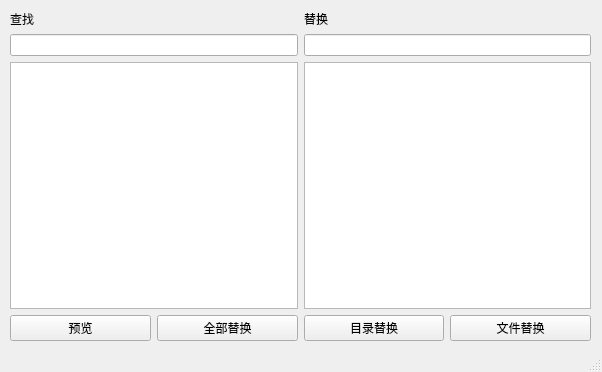
First picture: the form in design.ui, repository achieveartificialintelligence/REname, before the edit.
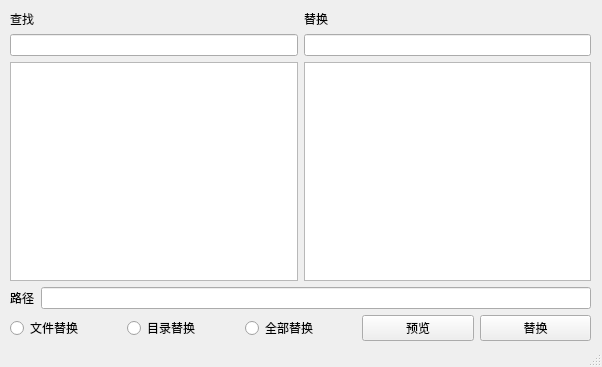
Second picture: the form after the edit.

Commit message: 代码完全重构

Diff of the .ui file:
```diff
--- a/design.ui
+++ b/design.ui
@@ -7,7 +7,7 @@
     <x>0</x>
     <y>0</y>
     <width>602</width>
-    <height>372</height>
+    <height>367</height>
    </rect>
   </property>
   <property name="windowTitle">
@@ -62,8 +62,43 @@
        </item>
       </layout>
      </item>
+     <item>
+      <layout class="QHBoxLayout" name="horizontalLayout_3">
+       <item>
+        <widget class="QLabel" name="label">
+         <property name="text">
+          <string>路径</string>
+         </property>
+        </widget>
+       </item>
+       <item>
+        <widget class="QLineEdit" name="lineEditLuJing"/>
+       </item>
+      </layout>
+     </item>
      <item>
       <layout class="QHBoxLayout" name="horizontalLayout_2">
+       <item>
+        <widget class="QRadioButton" name="radioButtonWenJian">
+         <property name="text">
+          <string>文件替换</string>
+         </property>
+        </widget>
+       </item>
+       <item>
+        <widget class="QRadioButton" name="radioButtonMuLu">
+         <property name="text">
+          <string>目录替换</string>
+         </property>
+        </widget>
+       </item>
+       <item>
+        <widget class="QRadioButton" name="radioButtonQuanBu">
+         <property name="text">
+          <string>全部替换</string>
+         </property>
+        </widget>
+       </item>
        <item>
         <widget class="QPushButton" name="pushButtonYuLan">
          <property name="text">
@@ -74,21 +109,7 @@
        <item>
         <widget class="QPushButton" name="pushButtonQuanTiHuan">
          <property name="text">
-          <string>全部替换</string>
-         </property>
-        </widget>
-       </item>
-       <item>
-        <widget class="QPushButton" name="pushButtonMuLuTiHuan">
-         <property name="text">
-          <string>目录替换</string>
-         </property>
-        </widget>
-       </item>
-       <item>
-        <widget class="QPushButton" name="pushButtonWenJianTiHuan">
-         <property name="text">
-          <string>文件替换</string>
+          <string>替换</string>
          </property>
         </widget>
        </item>
```
Left out of the diff: 2 changed lines with no effect on the pictures. The commit also changes 1 other file.
